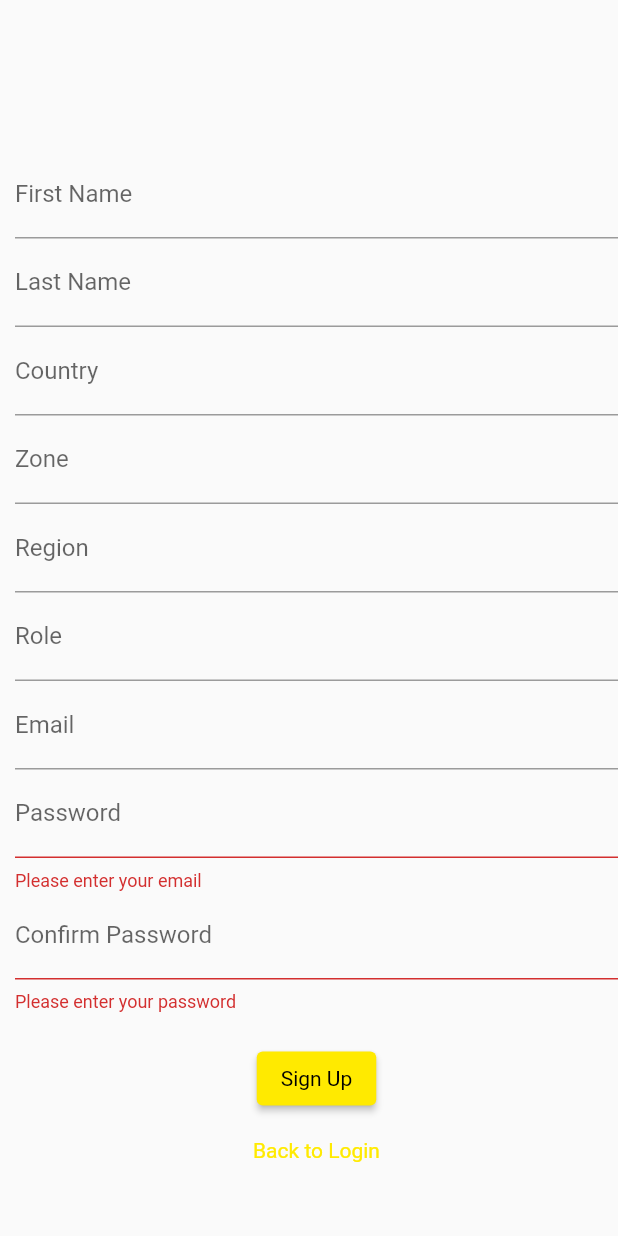
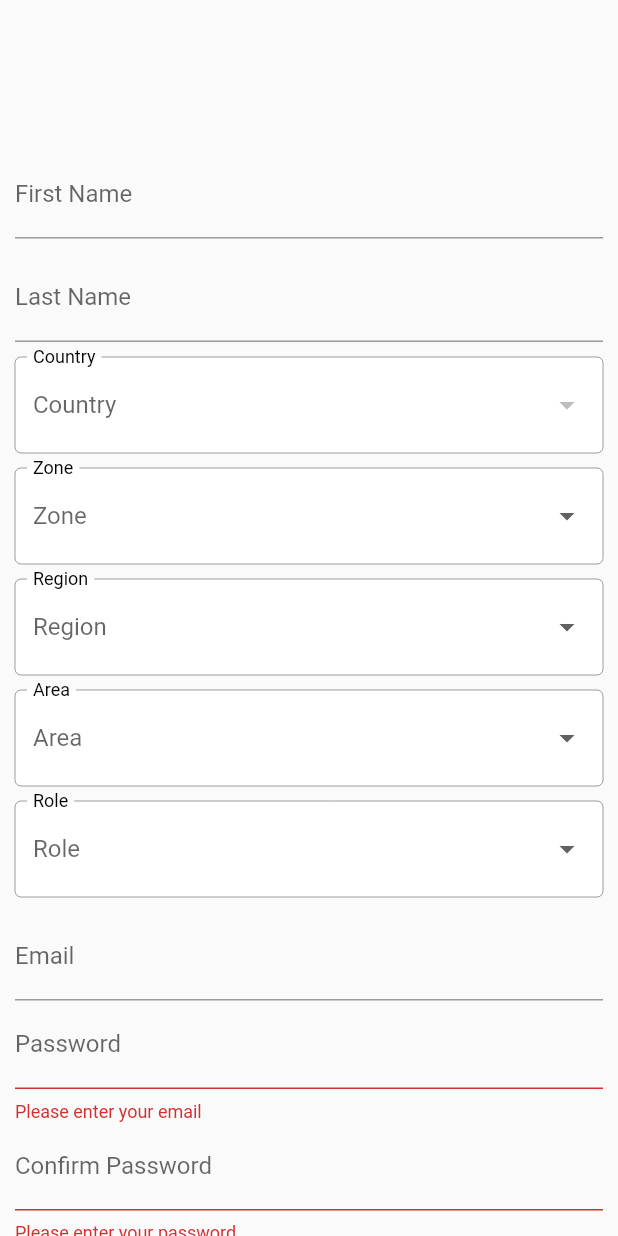
Before and after one commit to dennie27/ACEApp, a Flutter app: the LoginSignupPage screen opened directly, after a tap on "Login", after a tap on "Create Account", on a phone screen of 412 x 824 dp. Run offline on Flutter 3.47's test engine with Material 2 defaults, Android fonts, the phone set to English and light mode, and no system bars; our stand-ins replace camera, cloud_firestore, firebase_auth, firebase_core, firebase_messaging, firebase_storage and 13 more; missing offline and left inert: amplify_flutter, amplify_storage_s3, call_log, dart:ffi, flutter_phone_direct_caller, flutter_polyline_points and 5 more; accounts and stored records are empty; project files that could hold a hidden picture were left out.

Commit message:
post gres data

```diff
--- a/amplify/cli.json
+++ b/amplify/cli.json
@@ -58,6 +58,6 @@
     }
   },
   "debug": {
-        "shareProjectConfig": true
+    "shareProjectConfig": false
   }
 }
--- a/lib/area/dashboard.dart
+++ b/lib/area/dashboard.dart
@@ -1,13 +1,9 @@
 import 'dart:core';
-import 'package:field_app/area/pending_calls.dart';
 import 'package:field_app/services/calls_detail.dart';
 import 'package:field_app/utils/themes/theme.dart';
 import 'package:cloud_firestore/cloud_firestore.dart';
 import 'package:flutter/material.dart';
-import 'package:flutter/services.dart';
-
 import '../services/user_detail.dart';
-import 'complete_calls.dart';
 
 class AreaDashboard extends StatefulWidget {
   const AreaDashboard({Key? key}) : super(key: key);
--- a/lib/main.dart
+++ b/lib/main.dart
@@ -1,10 +1,17 @@
+import 'dart:convert';
+
+import 'package:amplify_flutter/amplify_flutter.dart';
+import 'package:amplify_storage_s3/amplify_storage_s3.dart';
 import 'package:field_app/services/db.dart';
 import 'package:field_app/utils/themes/theme.dart';
+import 'package:field_app/widget/drop_down.dart';
 import 'package:firebase_auth/firebase_auth.dart';
 import 'package:firebase_core/firebase_core.dart';
 import 'package:firebase_messaging/firebase_messaging.dart';
 import 'package:flutter/material.dart';
+import 'amplifyconfiguration.dart';
 import 'routing/bottom_nav.dart';
+import 'package:http/http.dart' as http;
 import 'login.dart';
 import 'package:rxdart/rxdart.dart';
 import 'package:shared_preferences/shared_preferences.dart';
@@ -19,6 +26,22 @@ Future<void> main() async {
   runApp(const MyApp());
 }
 
+Future<void> _configureAmplify() async {
+  try {
+    final storage = AmplifyStorageS3();
+
+
+
+    await Amplify.addPlugins([
+      storage,
+    ]);
+
+    await Amplify.configure(amplifyconfig);
+  } on Exception catch (e) {
+    safePrint('Error configuring Amplify: $e');
+  }
+}
+
 
 
 class MyApp extends StatefulWidget {
@@ -28,22 +51,26 @@ class MyApp extends StatefulWidget {
 }
 
 class _MyAppState extends State<MyApp> {
-  final FirebaseAuth _auth = FirebaseAuth.instance;
-  final FirebaseMessaging _messaging = FirebaseMessaging.instance;
-  User? user;
   bool isLogin = false;
+  void getUserAuth() async {
+    SharedPreferences prefs = await SharedPreferences.getInstance();
+    bool? auth = prefs.getBool('isLogin');
+    setState(() {
+      if(auth != null){
+        isLogin = auth!;
+      }
+
+    });
+
+  }
+
   late FirebaseMessaging messaging;
   @override
 
 
   void initState() {
     super.initState();
-    user = _auth.currentUser;
-    if (user != null) {
-      isLogin = true;
-    } else {
-      isLogin = false;
-    }
+    getUserAuth();
 
   }
 
@@ -54,7 +81,7 @@ class _MyAppState extends State<MyApp> {
       /*darkTheme: AppTheme.darkTheme,
       themeMode: ThemeMode.system,*/
       debugShowCheckedModeBanner: false,
-      home: /*CustomerScreen()*/ isLogin ? NavPage() : Login(),
+      home: /*CustomerScreen()*/ isLogin ? NavPage() : LoginSignupPage(),
     );
   }
 }
@@ -76,24 +103,61 @@ class _LoginSignupPageState extends State<LoginSignupPage> {
   String country ='';
   String firstname ='';
   String lastname ='';
+  bool isLoading = true;
+  List? data = [];
+  List<String> countrydata = [];
   AuthMode _authMode = AuthMode.Login;
+  Future<void> CoutryData(key) async {
+    List<String> uniqueCountry = [];
+    print("object: $key");
 
+    try {
+
+      StorageGetUrlResult urlResult = await Amplify.Storage.getUrl(
+          key: key)
+          .result;
+
+      final response = await http.get(urlResult.url);
+      final jsonData = jsonDecode(response.body);
+      print('File_team: $jsonData');
+
+      print(jsonData.length);
+
+      for (var item in jsonData) {
+        uniqueCountry.add(item['Region']);
+
+      }
+      setState(() {
+        countrydata = uniqueCountry.toSet().toList();
+        data = jsonData;
+        isLoading = false;
+
+      });
+    } on StorageException catch (e) {
+      safePrint('Could not retrieve properties: ${e.message}');
+      rethrow;
+    }
+  }
   Future<void> _submitForm() async {
     print(_authMode);
     if (_formKey.currentState!.validate()) {
       var connection = await Database.connect();
       if(_authMode == AuthMode.Login){
-        var results = await connection.query( "SELECT * FROM fieldappusers_feildappuser WHERE email = @email AND password = @password",
-          substitutionValues: {"email":_email,"password": _password},);
+        final response = await http.post(
+          Uri.parse('https://sun-kingfieldapp.herokuapp.com/api/auth/signin'), // Replace with your API endpoint URL.
+          body: {
+            'email': _email,
+            'pass1': _password,
+          },
+        );
         SharedPreferences prefs = await SharedPreferences.getInstance();
-
-
-
-        if (results.isNotEmpty) {
-          print(results);
+        print(response.statusCode);
+        if (response.statusCode== 200) {
+          var results = await connection.query( "SELECT * FROM fieldappusers_feildappuser WHERE email = @email",
+            substitutionValues: {"email":_email});
           var Row = results[0];
           prefs.setString('email', Row[4]);
-          prefs.setString('name', Row[6]);
+          prefs.setString('name', Row[6] + ' ' + Row[7]);
           prefs.setString('country', Row[8]);
           prefs.setString('zone', Row[10]);
           prefs.setString('region', Row[9]);
@@ -104,15 +168,56 @@ class _LoginSignupPageState extends State<LoginSignupPage> {
           print(prefs.get('name'));
           Navigator.pushReplacement(context, MaterialPageRoute(builder: (context) => NavPage()));
         }else{
+          final Map<String, dynamic> responseData = jsonDecode(response.body);
+          String successMessage = responseData['error'];
           final snackBar = SnackBar(
-            content: Text('Incorrect credentials please try again'),
+            content: Text(successMessage),
             duration: Duration(seconds: 3),
           );
           ScaffoldMessenger.of(context).showSnackBar(snackBar);
         }
       }else {
         try{
-          await  connection.execute("insert into fieldappusers_feildappuser (username,email,password, first_name,last_name,country,zone,region,area,role,is_superuser,is_staff,is_active) values ('$_email','$_email','$_password','$firstname','$lastname','$country','$zone','$region','$zone','$role','false','true','true')   ");
+          final response = await http.post(
+            Uri.parse('https://sun-kingfieldapp.herokuapp.com/api/auth/signup'),
+            body: {
+              'username' : _email,
+              'fname' :firstname ,
+              'lname' : lastname,
+              'email' : _email,
+              'country' :country,
+              'zone' : zone,
+              'region' :region ,
+              'area' : area,
+              'role' : role,
+              'pass1' : _password,
+              'pass2' : _confirmPassword,
+
+          },
+          );
+          if(response.statusCode == 201){
+            final Map<String, dynamic> responseData = jsonDecode(response.body);
+            String successMessage = responseData['message'];
+            final snackBar = SnackBar(
+
+              content: Text(successMessage),
+              duration: Duration(seconds: 3),
+            );
+            ScaffoldMessenger.of(context).showSnackBar(snackBar);
+            setState(() {
+              _authMode = AuthMode.Login;
+            });
+          }else{
+            print(response.body);
+            final Map<String, dynamic> responseData = jsonDecode(response.body);
+            String successMessage = responseData['error'];
+            final snackBar = SnackBar(
+              content: Text(successMessage),
+              duration: Duration(seconds: 3),
+            );
+            ScaffoldMessenger.of(context).showSnackBar(snackBar);
+            print(successMessage);
+          }
         }catch (e) {
           print('Error executing query: $e');
         } finally {
@@ -121,14 +226,20 @@ class _LoginSignupPageState extends State<LoginSignupPage> {
       }
     }
   }
+@override
+  void initState() {
 
+    // TODO: implement initState
+    super.initState();
+    CoutryData("country");
+  }
   @override
   Widget build(BuildContext context) {
     return Scaffold(
 
       body: SingleChildScrollView(
         child: Container(
-          padding: EdgeInsets.fromLTRB(10,100.0,0,0),
+          padding: EdgeInsets.fromLTRB(10,100.0,10,0),
           child: Form(
             key: _formKey,
             child: Column(
@@ -148,6 +259,7 @@ class _LoginSignupPageState extends State<LoginSignupPage> {
                         firstname = value;
                       },
                     ),
+                    SizedBox(height: 10,),
                     TextFormField(
                       decoration: InputDecoration(labelText: 'Last Name'),
                       validator: (value) {
@@ -160,55 +272,85 @@ class _LoginSignupPageState extends State<LoginSignupPage> {
                         lastname = value;
                       },
                     ),
-                    TextFormField(
-                      decoration: InputDecoration(labelText: 'Country'),
-                      validator: (value) {
+                    SizedBox(height: 10,),
+                    AppDropDown(
+                        disable: false,
+                        label: "Country",
+                        hint: "Country",
+                        items: countrydata,
+                        validator: (value){
                           if (value == null || value.isEmpty) {
                             return 'Please enter your Country';
                           }
                           return null;
                         },
-                      onChanged: (value) {
+                        onChanged: (value){
                           country = value;
-                      },
-                    ),
-                    TextFormField(
-                      decoration: InputDecoration(labelText: 'Zone'),
-                      validator: (value) {
+                        }),
+                    SizedBox(height: 10,),
+                    AppDropDown(
+                        disable: false,
+                        label: "Zone",
+                        hint: "Zone",
+                        items: ["West"],
+                        validator: (value){
                           if (value == null || value.isEmpty) {
                             return 'Please enter your Zone';
                           }
                           return null;
                         },
-                      onChanged: (value) {
+                        onChanged: (value){
                           zone = value;
-                      },
-                    ),
-                    TextFormField(
-                      decoration: InputDecoration(labelText: 'Region'),
-                      validator: (value) {
+                        }),
+                    SizedBox(height: 10,),
+
+                    AppDropDown(
+                        disable: false,
+                        label: "Region",
+                        hint: "Region",
+                        items: ["Central"],
+                        validator: (value){
                           if (value == null || value.isEmpty) {
-                          return 'Please enter your Region';
+                            return 'Please enter your Zone';
                           }
                           return null;
                         },
-                      onChanged: (value) {
+                        onChanged: (value){
                           region = value;
+                        }),
+                    SizedBox(height: 10,),
+                    AppDropDown(
+                        disable: false,
+                        label: "Area",
+                        hint: "Area",
+                        items: ["Singida"],
+                        validator: (value){
+                          if (value == null || value.isEmpty) {
+                            return 'Please enter your Area';
+                          }
+                          return null;
                         },
-                    ),
-                    TextFormField(
-                      decoration: InputDecoration(labelText: 'Role'),
-                      validator: (value) {
+                        onChanged: (value){
+                          area = value;
+                        }),
+                    SizedBox(height: 10,),
+                    AppDropDown(
+                        disable: false,
+                        label: "Role",
+                        hint: "Role",
+                        items: const ["Area Collection Executive"],
+                        validator: (value){
                           if (value == null || value.isEmpty) {
                             return 'Please enter your Role';
                           }
                           return null;
                         },
-                      onChanged: (value) {
+                        onChanged: (value){
                           role = value;
-                      },
-                    ),
+                        }),
+
                   ],),
+                SizedBox(height: 10,),
                 TextFormField(
                   decoration: InputDecoration(labelText: 'Email'),
                   validator: (value) {
--- a/lib/services/user_detail.dart
+++ b/lib/services/user_detail.dart
@@ -1,14 +1,17 @@
 import 'package:cloud_firestore/cloud_firestore.dart';
 import 'package:firebase_auth/firebase_auth.dart';
 import 'package:http/http.dart'as http;
+import 'package:shared_preferences/shared_preferences.dart';
 
 
 class UserDetail{
-  var currentUser = FirebaseAuth.instance.currentUser!.uid;
+
   var user = FirebaseFirestore.instance.collection('Users');
   //to get number of calls
 
   Future<void> getUser() async {
+    SharedPreferences prefs = await SharedPreferences.getInstance();
+    var currentUser = prefs.getString("name");
     // Get docs from collection reference
     QuerySnapshot<Map<String, dynamic>> querySnapshot = await user.get();
     // Get data from docs and convert map to List
@@ -24,27 +27,26 @@ class UserDetail{
 
   }
   getUserArea() async{
-    var  query = await user.where("UID", isEqualTo: currentUser).get();
-    var snapshot = query.docs[0];
-    var data = snapshot.data();
-    return data['Area'];
+    SharedPreferences prefs = await SharedPreferences.getInstance();
+    var area = prefs.getString("area");
+
+    return area;
 
   }
   getUserRegion() async{
-    var  query = await user.where("UID", isEqualTo: currentUser).get();
-    var snapshot = query.docs[0];
-    var data = snapshot.data();
-    return data['Region'];
+    SharedPreferences prefs = await SharedPreferences.getInstance();
+    var region = prefs.getString("region");
+    return region;
   }
   getUSeRole()async{
-    var  query = await user.where("UID", isEqualTo: currentUser).get();
-    var snapshot = query.docs[0];
-    var data = snapshot.data();
-    return data['Role'];
+    SharedPreferences prefs = await SharedPreferences.getInstance();
+    var role = prefs.getString("role");
+
+    return role;
   }
   getUserRegionSnap() async{
-    QuerySnapshot<Object?>  query = await user.where("UID", isEqualTo: currentUser).get();
-
+    SharedPreferences prefs = await SharedPreferences.getInstance();
+    var query = prefs.getString("region");
     return query;
   }
 
```
Also changed, not shown: amplify/team-provider-info.json (+13 -0 lines), lib/profile.dart (+32 -41 lines), lib/services/calls_detail.dart (+185 -58 lines), 10 other files. Lines whose indentation alone changed are shown as unchanged.
